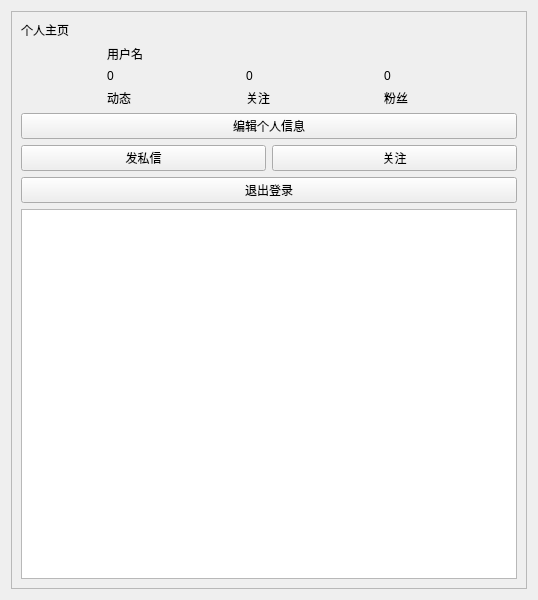
Above: userinfowindow.ui from cuncinc/CloudMusic_Qt before the change. Below: the same form after it.
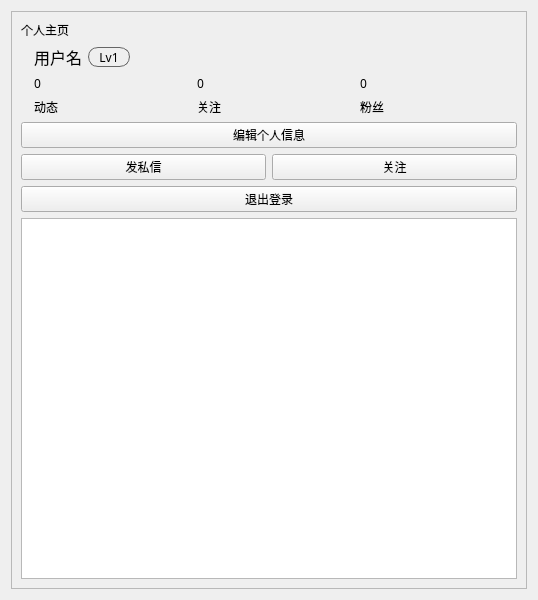
That is the form after the change. Icons and pictures are not drawn.

What changed in the file:
```diff
--- a/userinfowindow.ui
+++ b/userinfowindow.ui
@@ -10,6 +10,11 @@
     <height>600</height>
    </rect>
   </property>
+  <property name="font">
+   <font>
+    <family>Microsoft YaHei</family>
+   </font>
+  </property>
   <property name="windowTitle">
    <string>Form</string>
   </property>
@@ -28,8 +33,6 @@
         <height>576</height>
        </rect>
       </property>
-      <layout class="QVBoxLayout" name="verticalLayout_6">
-       <item>
         <layout class="QVBoxLayout" name="verticalLayout_5">
          <item>
           <widget class="QLabel" name="label">
@@ -42,7 +45,7 @@
           </widget>
          </item>
          <item>
-          <layout class="QHBoxLayout" name="horizontalLayout_2">
+        <layout class="QHBoxLayout" name="horizontalLayout_4">
            <item>
             <widget class="QLabel" name="avatarLabel">
              <property name="maximumSize">
@@ -65,14 +68,89 @@
            <item>
             <layout class="QVBoxLayout" name="verticalLayout_4">
              <item>
+            <layout class="QHBoxLayout" name="horizontalLayout_2">
+             <item>
               <widget class="QLabel" name="nickNameLabel">
+               <property name="minimumSize">
+                <size>
+                 <width>0</width>
+                 <height>0</height>
+                </size>
+               </property>
+               <property name="maximumSize">
+                <size>
+                 <width>16777215</width>
+                 <height>30</height>
+                </size>
+               </property>
+               <property name="font">
+                <font>
+                 <family>Microsoft YaHei</family>
+                 <pointsize>12</pointsize>
+                </font>
+               </property>
                <property name="text">
                 <string>用户名</string>
                </property>
                <property name="wordWrap">
+                <bool>false</bool>
+               </property>
+              </widget>
+             </item>
+             <item>
+              <widget class="QLabel" name="levelLayout">
+               <property name="minimumSize">
+                <size>
+                 <width>42</width>
+                 <height>20</height>
+                </size>
+               </property>
+               <property name="maximumSize">
+                <size>
+                 <width>42</width>
+                 <height>20</height>
+                </size>
+               </property>
+               <property name="font">
+                <font>
+                 <family>Microsoft YaHei</family>
+                </font>
+               </property>
+               <property name="styleSheet">
+                <string notr="true">border: 1px solid #666666;
+border-radius: 10px;</string>
+               </property>
+               <property name="frameShadow">
+                <enum>QFrame::Plain</enum>
+               </property>
+               <property name="text">
+                <string>Lv1</string>
+               </property>
+               <property name="scaledContents">
                 <bool>true</bool>
                </property>
+               <property name="alignment">
+                <set>Qt::AlignCenter</set>
+               </property>
+               <property name="wordWrap">
+                <bool>true</bool>
+               </property>
               </widget>
+             </item>
+             <item>
+              <spacer name="horizontalSpacer">
+               <property name="orientation">
+                <enum>Qt::Horizontal</enum>
+               </property>
+               <property name="sizeHint" stdset="0">
+                <size>
+                 <width>40</width>
+                 <height>20</height>
+                </size>
+               </property>
+              </spacer>
+             </item>
+            </layout>
              </item>
              <item>
               <layout class="QHBoxLayout" name="horizontalLayout">
@@ -167,8 +245,6 @@
             <string>退出登录</string>
            </property>
           </widget>
-         </item>
-        </layout>
        </item>
        <item>
         <widget class="QListWidget" name="listWidget"/>
```
Lines whose indentation alone changed are shown as unchanged.
